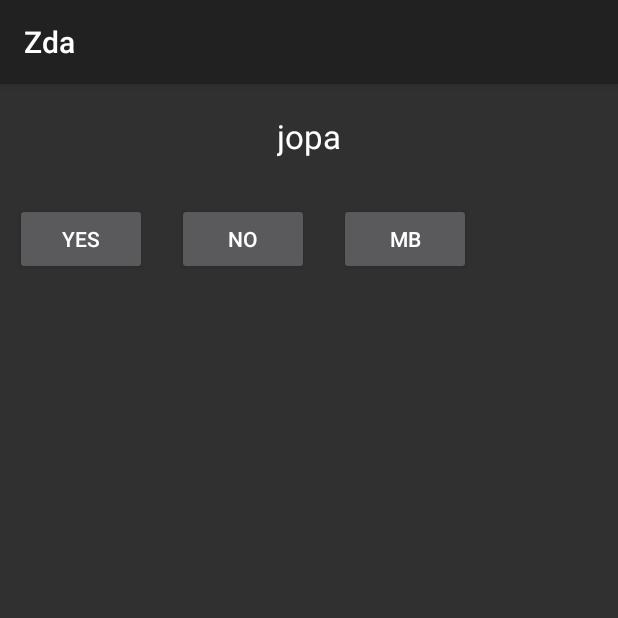
After one commit to izmain/Zda3, an Android app: the fragment Dialog1 shown on its own in the app's theme, on a phone screen of 412 x 824 dp, the top half of it. The commit adds this screen. Run offline under Robolectric (Android 15) with nearby library versions, the phone set to English and light mode, and no system bars; 1 statement that could not run was skipped.

Commit message:
начал делать диалог

```diff
--- /dev/null
+++ b/app/src/main/java/net/den/zda3/Dialog1.java
@@ -0,0 +1,41 @@
+package net.den.zda3;
+
+import android.app.DialogFragment;
+import android.content.DialogInterface;
+import android.os.Bundle;
+import android.util.Log;
+import android.view.LayoutInflater;
+import android.view.View;
+import android.view.View.OnClickListener;
+import android.view.ViewGroup;
+import android.widget.Button;
+
+public class Dialog1 extends DialogFragment implements OnClickListener {
+
+	final String LOG_TAG = "myLogs";
+
+	public View onCreateView(LayoutInflater inflater, ViewGroup container,
+							 Bundle savedInstanceState) {
+		getDialog().setTitle("Title!");
+		View v = inflater.inflate(R.layout.dialog1, null);
+		v.findViewById(R.id.btnYes).setOnClickListener(this);
+		v.findViewById(R.id.btnNo).setOnClickListener(this);
+		v.findViewById(R.id.btnMaybe).setOnClickListener(this);
+		return v;
+	}
+
+	public void onClick(View v) {
+		Log.d(LOG_TAG, "Dialog 1: " + ((Button) v).getText());
+		dismiss();
+	}
+
+	public void onDismiss(DialogInterface dialog) {
+		super.onDismiss(dialog);
+		Log.d(LOG_TAG, "Dialog 1: onDismiss");
+	}
+
+	public void onCancel(DialogInterface dialog) {
+		super.onCancel(dialog);
+		Log.d(LOG_TAG, "Dialog 1: onCancel");
+	}
+}
--- /dev/null
+++ b/app/src/main/res/layout/dialog1.xml
@@ -0,0 +1,52 @@
+<?xml version="1.0" encoding="utf-8"?>
+<LinearLayout
+	xmlns:android="http://schemas.android.com/apk/res/android"
+	android:layout_width="wrap_content"
+	android:layout_height="match_parent"
+	android:orientation="vertical">
+
+	<TextView
+		android:id="@+id/textView1"
+		android:layout_width="wrap_content"
+		android:layout_height="wrap_content"
+		android:layout_gravity="center"
+		android:layout_margin="20dp"
+		android:text="jopa"
+		android:textAppearance="?android:attr/textAppearanceLarge">
+
+	</TextView>
+
+	<LinearLayout
+		android:layout_width="wrap_content"
+		android:layout_height="wrap_content">
+
+		<Button
+			android:id="@+id/btnYes"
+			android:layout_width="wrap_content"
+			android:layout_height="wrap_content"
+			android:layout_margin="10dp"
+			android:text="yes">
+
+		</Button>
+
+		<Button
+			android:id="@+id/btnNo"
+			android:layout_width="wrap_content"
+			android:layout_height="wrap_content"
+			android:layout_margin="10dp"
+			android:text="no">
+
+		</Button>
+
+		<Button
+			android:id="@+id/btnMaybe"
+			android:layout_width="wrap_content"
+			android:layout_height="wrap_content"
+			android:layout_margin="10dp"
+			android:text="mb">
+
+		</Button>
+
+	</LinearLayout>
+
+</LinearLayout>
--- a/app/src/main/res/values/styles.xml
+++ b/app/src/main/res/values/styles.xml
@@ -4,4 +4,8 @@
 	</style>
     <style name="AppThemeAppComp" parent="@android:style/Theme.Holo">
     </style>
+	<style name="MyActivityDialogTheme" parent="Base.Theme.AppCompat.Light.Dialog">
+		<item name="android:windowNoTitle">true</item>
+		<item name="windowActionBar">false</item>
+	</style>
 </resources>
```
Also changed, not shown: app/src/main/java/net/den/zda3/ListOperation.java (+13 -4 lines), app/src/main/java/net/den/zda3/UnlockStartService.java (line endings or trailing spaces).
